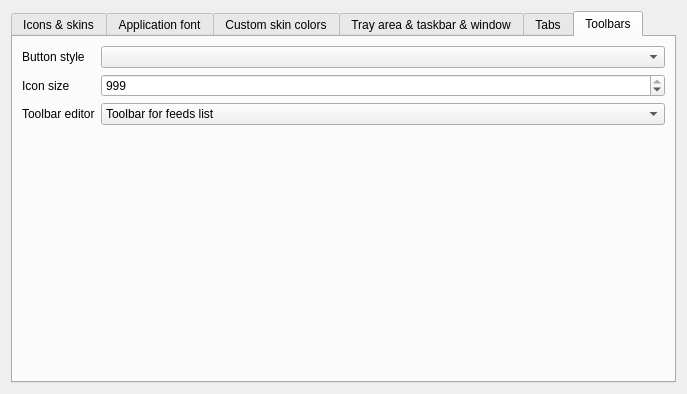
martinrotter/rssguard, file src/librssguard/gui/settings/settingsgui.ui: the form before one commit.
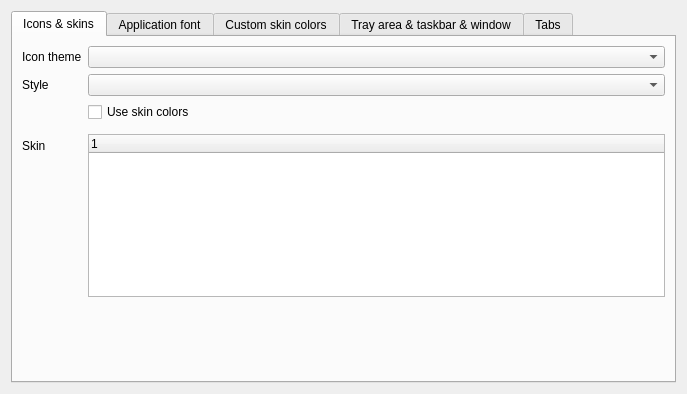
The form after the commit. The open tabs and pages were chosen to show the change. Custom widgets are drawn as their Qt base class.

Commit message: separate toolbars settings and refactor a bit

```diff
--- a/src/librssguard/gui/settings/settingsgui.ui
+++ b/src/librssguard/gui/settings/settingsgui.ui
@@ -365,154 +365,6 @@
        </item>
       </layout>
      </widget>
-     <widget class="QWidget" name="m_tabToolBars">
-      <attribute name="title">
-       <string>Toolbars</string>
-      </attribute>
-      <layout class="QFormLayout" name="formLayout_18">
-       <item row="0" column="1">
-        <widget class="QComboBox" name="m_cmbToolbarButtonStyle"/>
-       </item>
-       <item row="2" column="1">
-        <widget class="QComboBox" name="m_cmbSelectToolBar">
-         <property name="currentIndex">
-          <number>0</number>
-         </property>
-         <item>
-          <property name="text">
-           <string>Toolbar for feeds list</string>
-          </property>
-         </item>
-         <item>
-          <property name="text">
-           <string>Toolbar for articles list</string>
-          </property>
-         </item>
-         <item>
-          <property name="text">
-           <string>Statusbar</string>
-          </property>
-         </item>
-        </widget>
-       </item>
-       <item row="4" column="0" colspan="2">
-        <widget class="QStackedWidget" name="m_stackedToolbars">
-         <property name="sizePolicy">
-          <sizepolicy hsizetype="Preferred" vsizetype="Preferred">
-           <horstretch>0</horstretch>
-           <verstretch>1</verstretch>
-          </sizepolicy>
-         </property>
-         <property name="currentIndex">
-          <number>0</number>
-         </property>
-         <widget class="QWidget" name="m_pageFeedsToolbar">
-          <layout class="QHBoxLayout" name="horizontalLayout_13">
-           <property name="leftMargin">
-            <number>0</number>
-           </property>
-           <property name="topMargin">
-            <number>0</number>
-           </property>
-           <property name="rightMargin">
-            <number>0</number>
-           </property>
-           <property name="bottomMargin">
-            <number>0</number>
-           </property>
-           <item>
-            <widget class="ToolBarEditor" name="m_editorFeedsToolbar" native="true"/>
-           </item>
-          </layout>
-         </widget>
-         <widget class="QWidget" name="m_pageMessagesToolbar">
-          <layout class="QHBoxLayout" name="horizontalLayout_14">
-           <property name="leftMargin">
-            <number>0</number>
-           </property>
-           <property name="topMargin">
-            <number>0</number>
-           </property>
-           <property name="rightMargin">
-            <number>0</number>
-           </property>
-           <property name="bottomMargin">
-            <number>0</number>
-           </property>
-           <item>
-            <widget class="ToolBarEditor" name="m_editorMessagesToolbar" native="true"/>
-           </item>
-          </layout>
-         </widget>
-         <widget class="QWidget" name="m_pageStatusbar">
-          <layout class="QHBoxLayout" name="horizontalLayout_18">
-           <property name="leftMargin">
-            <number>0</number>
-           </property>
-           <property name="topMargin">
-            <number>0</number>
-           </property>
-           <property name="rightMargin">
-            <number>0</number>
-           </property>
-           <property name="bottomMargin">
-            <number>0</number>
-           </property>
-           <item>
-            <widget class="ToolBarEditor" name="m_editorStatusbar" native="true"/>
-           </item>
-          </layout>
-         </widget>
-        </widget>
-       </item>
-       <item row="0" column="0">
-        <widget class="QLabel" name="label_7">
-         <property name="text">
-          <string>Button style</string>
-         </property>
-         <property name="buddy">
-          <cstring>m_cmbToolbarButtonStyle</cstring>
-         </property>
-        </widget>
-       </item>
-       <item row="2" column="0">
-        <widget class="QLabel" name="label_10">
-         <property name="text">
-          <string>Toolbar editor</string>
-         </property>
-         <property name="buddy">
-          <cstring>m_cmbSelectToolBar</cstring>
-         </property>
-        </widget>
-       </item>
-       <item row="1" column="1">
-        <widget class="QSpinBox" name="m_spinToolbarIconSize">
-         <property name="minimum">
-          <number>-1</number>
-         </property>
-         <property name="maximum">
-          <number>999</number>
-         </property>
-         <property name="singleStep">
-          <number>8</number>
-         </property>
-         <property name="value">
-          <number>999</number>
-         </property>
-        </widget>
-       </item>
-       <item row="1" column="0">
-        <widget class="QLabel" name="label">
-         <property name="text">
-          <string>Icon size</string>
-         </property>
-         <property name="buddy">
-          <cstring>m_spinToolbarIconSize</cstring>
-         </property>
-        </widget>
-       </item>
-      </layout>
-     </widget>
     </widget>
    </item>
   </layout>
@@ -524,12 +376,6 @@
    <header>helpspoiler.h</header>
    <container>1</container>
   </customwidget>
-  <customwidget>
-   <class>ToolBarEditor</class>
-   <extends>QWidget</extends>
-   <header>toolbareditor.h</header>
-   <container>1</container>
-  </customwidget>
  </customwidgets>
  <tabstops>
   <tabstop>m_tabUi</tabstop>
```
Left out of the diff: 3 changed lines with no effect on the pictures. The commit also changes 9 other files.
